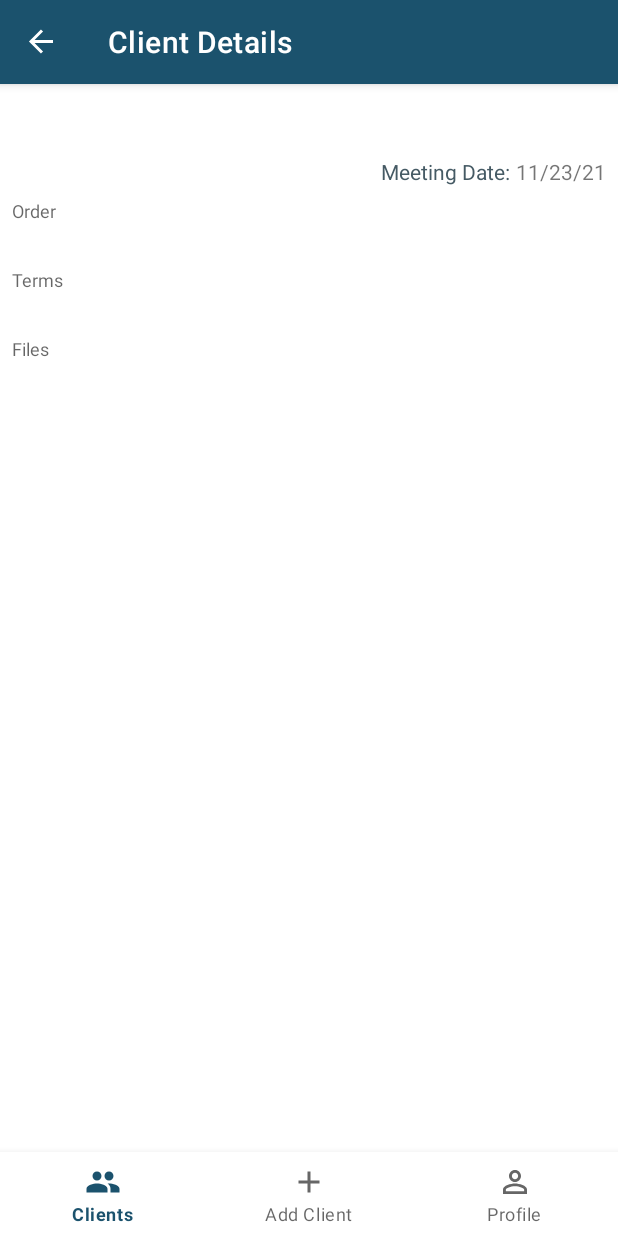
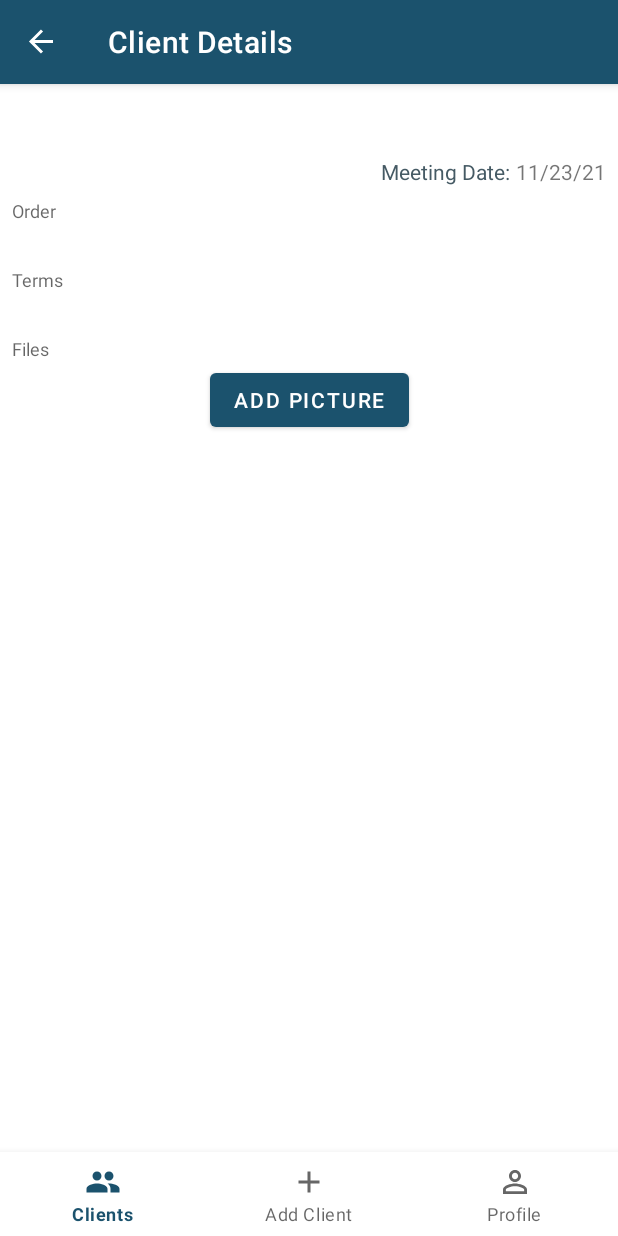
Before and after one commit to njorogejohn/GlobomanticsSales, an Android app: the ClientFragment screen opened through its navigation route, after a tap on "GENERATE PROPOSAL", on a phone screen of 412 x 824 dp. Run offline under Robolectric (Android 15) with nearby library versions, the phone set to English and light mode, and no system bars; our stand-ins replace Room's generated code, navigation-ui; 17 statements that could not run were skipped.

Commit message:
added picture button

```diff
--- a/app/src/main/res/layout/fragment_client.xml
+++ b/app/src/main/res/layout/fragment_client.xml
@@ -118,4 +118,15 @@
         tools:itemCount="5"
         tools:listitem="@layout/file_item" />
 
+    <com.google.android.material.button.MaterialButton
+        android:id="@+id/btnPicture"
+        android:layout_width="wrap_content"
+        android:layout_height="wrap_content"
+        android:text="@string/add_picture"
+        android:visibility="invisible"
+        app:layout_constraintLeft_toLeftOf="parent"
+        app:layout_constraintRight_toRightOf="parent"
+        app:layout_constraintTop_toBottomOf="@id/filesLabel"
+        />
+
 </androidx.constraintlayout.widget.ConstraintLayout>
--- a/app/src/main/res/values/strings.xml
+++ b/app/src/main/res/values/strings.xml
@@ -16,4 +16,5 @@
     <string name="profile_success">Name Updated Successfully</string>
     <string name="files">Files</string>
     <string name="generate_proposal">Generate Proposal</string>
+    <string name="add_picture">Add Picture</string>
 </resources>
```
Also changed, not shown: app/src/main/java/com/psdemo/globomanticssales/ui/client/ClientFragment.kt (+38 -1 lines).
